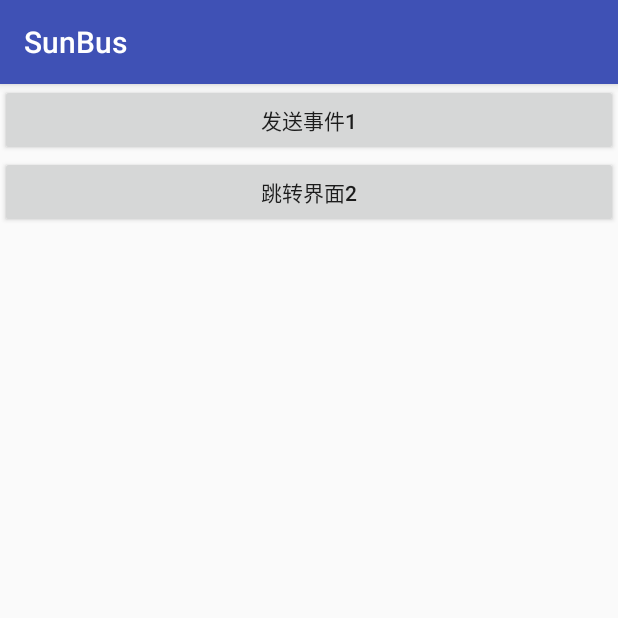
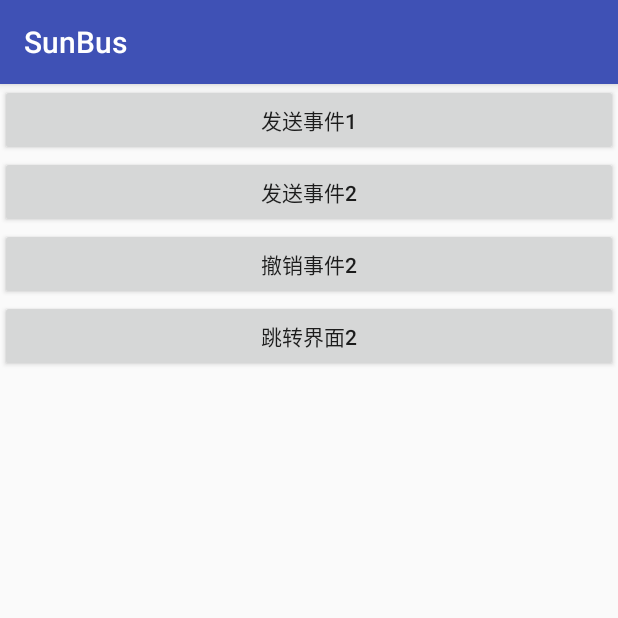
Before and after one commit to 736870598/SunBus, an Android app: the screen it shows after launch (MainActivity), on a phone screen of 412 x 824 dp, the top half of it. Run offline under Robolectric (Android 15) with nearby library versions, the phone set to English and light mode, and no system bars.

Commit message:
.增加可移除缓存事件的方法

```diff
--- a/app/src/main/java/com/sunxiaoyu/sunbus/SecondActivity.java
+++ b/app/src/main/java/com/sunxiaoyu/sunbus/SecondActivity.java
@@ -45,7 +45,7 @@ public class SecondActivity extends AppCompatActivity {
         SunBus.getDefault().postWait("123456", "SecondActivity发的事件");
     }
 
-    @Subscribe(value = {"post1", "post2"}, isOne = true)
+    @Subscribe(value = {"1234", "post2"})
     private void post(String str){
         Log.v("sunxy", "SecondActivity收到事件 1234, str =" + str);
     }
--- a/app/src/main/res/layout/activity_main.xml
+++ b/app/src/main/res/layout/activity_main.xml
@@ -13,6 +13,19 @@
     <Button
         android:layout_width="match_parent"
         android:layout_height="wrap_content"
+        android:text="发送事件2"
+        android:onClick="sendClick1"/>
+
+
+    <Button
+        android:layout_width="match_parent"
+        android:layout_height="wrap_content"
+        android:text="撤销事件2"
+        android:onClick="removePost"/>
+
+    <Button
+        android:layout_width="match_parent"
+        android:layout_height="wrap_content"
         android:text="跳转界面2"
         android:onClick="startActivity2"/>
 
--- a/core/build.gradle
+++ b/core/build.gradle
@@ -6,8 +6,8 @@ android {
     defaultConfig {
         minSdkVersion 15
         targetSdkVersion 26
-        versionCode 120
-        versionName "1.2.0"
+        versionCode 130
+        versionName "1.3.0"
 
         testInstrumentationRunner "android.support.test.runner.AndroidJUnitRunner"
 
```
Also changed, not shown: app/src/main/java/com/sunxiaoyu/sunbus/MainActivity.java (+9 -0 lines), core/src/main/java/com/sunxiaoyu/sunbus/core/SunBus.java (+23 -0 lines), 2 other files.
